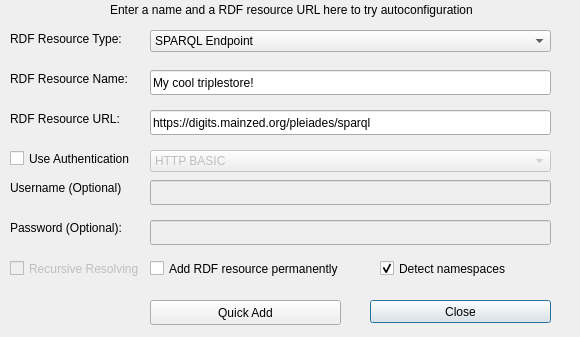
Old version of the form dialogs/ui/triplestorequickadddialog.ui in the repository sparqlunicorn/sparqlunicornGoesGIS.
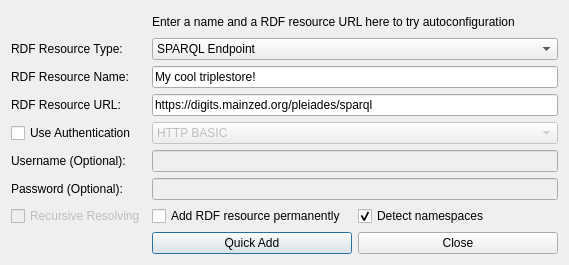
New version of the form. Custom widgets are drawn as their Qt base class.

What changed in the file:
```diff
--- a/dialogs/ui/triplestorequickadddialog.ui
+++ b/dialogs/ui/triplestorequickadddialog.ui
@@ -6,203 +6,119 @@
    <rect>
     <x>0</x>
     <y>0</y>
-    <width>580</width>
-    <height>337</height>
+    <width>569</width>
+    <height>265</height>
    </rect>
   </property>
   <property name="windowTitle">
    <string>Dialog</string>
   </property>
+  <layout class="QGridLayout" name="gridLayout_2">
+   <item row="0" column="0">
+    <layout class="QGridLayout" name="gridLayout">
+     <item row="7" column="1">
+      <widget class="QLineEdit" name="credentialPassword">
+       <property name="enabled">
+        <bool>false</bool>
+       </property>
+       <property name="text">
+        <string/>
+       </property>
+       <property name="echoMode">
+        <enum>QLineEdit::Password</enum>
+       </property>
+      </widget>
+     </item>
+     <item row="4" column="0">
   <widget class="QLabel" name="tripleStoreLabel">
-   <property name="geometry">
-    <rect>
-     <x>10</x>
-     <y>110</y>
-     <width>161</width>
-     <height>17</height>
-    </rect>
-   </property>
    <property name="text">
     <string>RDF Resource URL:</string>
    </property>
   </widget>
-  <widget class="QLineEdit" name="tripleStoreEdit">
-   <property name="geometry">
-    <rect>
-     <x>150</x>
-     <y>110</y>
-     <width>401</width>
-     <height>25</height>
-    </rect>
-   </property>
-   <property name="text">
-    <string>https://digits.mainzed.org/pleiades/sparql</string>
-   </property>
-  </widget>
-  <widget class="QLabel" name="tripleStoreNameLabel">
-   <property name="geometry">
-    <rect>
-     <x>10</x>
-     <y>70</y>
-     <width>161</width>
-     <height>17</height>
-    </rect>
-   </property>
-   <property name="text">
-    <string>RDF Resource Name:</string>
-   </property>
-  </widget>
+     </item>
+     <item row="3" column="1">
   <widget class="QLineEdit" name="tripleStoreNameEdit">
-   <property name="geometry">
-    <rect>
-     <x>150</x>
-     <y>70</y>
-     <width>401</width>
-     <height>25</height>
-    </rect>
-   </property>
    <property name="text">
     <string>My cool triplestore!</string>
    </property>
   </widget>
-  <widget class="QPushButton" name="tripleStoreCloseButton">
-   <property name="geometry">
-    <rect>
-     <x>370</x>
-     <y>300</y>
-     <width>181</width>
-     <height>23</height>
-    </rect>
-   </property>
+     </item>
+     <item row="3" column="0">
+      <widget class="QLabel" name="tripleStoreNameLabel">
+       <property name="text">
+        <string>RDF Resource Name:</string>
+       </property>
+      </widget>
+     </item>
+     <item row="6" column="1">
+      <widget class="QLineEdit" name="credentialUserName">
+       <property name="enabled">
+        <bool>false</bool>
+       </property>
    <property name="text">
-    <string>Close</string>
-   </property>
-  </widget>
-  <widget class="QPushButton" name="detectConfiguration">
-   <property name="geometry">
-    <rect>
-     <x>150</x>
-     <y>300</y>
-     <width>191</width>
-     <height>25</height>
-    </rect>
-   </property>
+        <string/>
+       </property>
+      </widget>
+     </item>
+     <item row="1" column="1">
+      <widget class="QComboBox" name="rdfResourceComboBox">
+       <item>
+        <property name="text">
+         <string>SPARQL Endpoint</string>
+        </property>
+       </item>
+       <item>
    <property name="text">
-    <string>Quick Add</string>
-   </property>
-  </widget>
+         <string>RDF Resource from URI </string>
+        </property>
+       </item>
+       <item>
+        <property name="text">
+         <string>Local RDF File(s)</string>
+        </property>
+       </item>
+      </widget>
+     </item>
+     <item row="0" column="1">
   <widget class="QLabel" name="tripleStoreNameLabel_2">
-   <property name="geometry">
-    <rect>
-     <x>110</x>
-     <y>0</y>
-     <width>441</width>
-     <height>20</height>
-    </rect>
-   </property>
    <property name="text">
     <string>Enter a name and a RDF resource URL here to try autoconfiguration</string>
    </property>
   </widget>
-  <widget class="QCheckBox" name="permanentAddCBox">
-   <property name="geometry">
-    <rect>
-     <x>150</x>
-     <y>260</y>
-     <width>211</width>
-     <height>17</height>
-    </rect>
-   </property>
+     </item>
+     <item row="5" column="0">
+      <widget class="QCheckBox" name="useAuthenticationCheckBox">
    <property name="text">
-    <string>Add RDF resource permanently</string>
-   </property>
-  </widget>
+        <string>Use Authentication</string>
+       </property>
+      </widget>
+     </item>
+     <item row="6" column="0">
   <widget class="QLabel" name="usernameLabel">
-   <property name="geometry">
-    <rect>
-     <x>10</x>
-     <y>180</y>
-     <width>111</width>
-     <height>16</height>
-    </rect>
-   </property>
    <property name="text">
     <string>Username (Optional):</string>
    </property>
   </widget>
+     </item>
+     <item row="7" column="0">
   <widget class="QLabel" name="passwordLabel">
-   <property name="geometry">
-    <rect>
-     <x>10</x>
-     <y>220</y>
-     <width>131</width>
-     <height>16</height>
-    </rect>
-   </property>
    <property name="text">
     <string>Password (Optional):</string>
    </property>
   </widget>
-  <widget class="QLineEdit" name="credentialUserName">
-   <property name="enabled">
-    <bool>false</bool>
-   </property>
-   <property name="geometry">
-    <rect>
-     <x>150</x>
-     <y>180</y>
-     <width>401</width>
-     <height>25</height>
-    </rect>
-   </property>
+     </item>
+     <item row="1" column="0">
+      <widget class="QLabel" name="rdfResourceTypeLabel">
    <property name="text">
-    <string/>
-   </property>
-  </widget>
-  <widget class="QLineEdit" name="credentialPassword">
-   <property name="enabled">
-    <bool>false</bool>
-   </property>
-   <property name="geometry">
-    <rect>
-     <x>150</x>
-     <y>220</y>
-     <width>401</width>
-     <height>25</height>
-    </rect>
-   </property>
-   <property name="text">
-    <string/>
-   </property>
-   <property name="echoMode">
-    <enum>QLineEdit::Password</enum>
-   </property>
-  </widget>
-  <widget class="QCheckBox" name="useAuthenticationCheckBox">
-   <property name="geometry">
-    <rect>
-     <x>10</x>
-     <y>150</y>
-     <width>121</width>
-     <height>17</height>
-    </rect>
-   </property>
-   <property name="text">
-    <string>Use Authentication</string>
-   </property>
-  </widget>
+        <string>RDF Resource Type:</string>
+       </property>
+      </widget>
+     </item>
+     <item row="5" column="1">
   <widget class="QComboBox" name="authenticationComboBox">
    <property name="enabled">
     <bool>false</bool>
    </property>
-   <property name="geometry">
-    <rect>
-     <x>150</x>
-     <y>150</y>
-     <width>401</width>
-     <height>22</height>
-    </rect>
-   </property>
    <item>
     <property name="text">
      <string>HTTP BASIC</string>
@@ -214,15 +130,52 @@
     </property>
    </item>
   </widget>
+     </item>
+     <item row="8" column="0">
+      <widget class="QCheckBox" name="recursiveResolvingCBox">
+       <property name="enabled">
+        <bool>false</bool>
+       </property>
+       <property name="text">
+        <string>Recursive Resolving</string>
+       </property>
+       <property name="checkable">
+        <bool>false</bool>
+       </property>
+       <property name="checked">
+        <bool>false</bool>
+       </property>
+      </widget>
+     </item>
+     <item row="10" column="1">
+      <layout class="QHBoxLayout" name="horizontalLayout_2">
+       <item>
+        <widget class="QPushButton" name="detectConfiguration">
+         <property name="text">
+          <string>Quick Add</string>
+         </property>
+        </widget>
+       </item>
+       <item>
+        <widget class="QPushButton" name="tripleStoreCloseButton">
+         <property name="text">
+          <string>Close</string>
+         </property>
+        </widget>
+       </item>
+      </layout>
+     </item>
+     <item row="8" column="1">
+      <layout class="QHBoxLayout" name="horizontalLayout">
+       <item>
+        <widget class="QCheckBox" name="permanentAddCBox">
+         <property name="text">
+          <string>Add RDF resource permanently</string>
+         </property>
+        </widget>
+       </item>
+       <item>
   <widget class="QCheckBox" name="detectNamespacesCBox">
-   <property name="geometry">
-    <rect>
-     <x>380</x>
-     <y>260</y>
-     <width>191</width>
-     <height>17</height>
-    </rect>
-   </property>
    <property name="text">
     <string>Detect namespaces</string>
    </property>
@@ -230,53 +183,18 @@
     <bool>true</bool>
    </property>
   </widget>
-  <widget class="QLabel" name="rdfResourceTypeLabel">
-   <property name="geometry">
-    <rect>
-     <x>10</x>
-     <y>30</y>
-     <width>161</width>
-     <height>17</height>
-    </rect>
-   </property>
-   <property name="text">
-    <string>RDF Resource Type:</string>
-   </property>
-  </widget>
-  <widget class="QComboBox" name="rdfResourceComboBox">
-   <property name="geometry">
-    <rect>
-     <x>150</x>
-     <y>30</y>
-     <width>401</width>
-     <height>22</height>
-    </rect>
-   </property>
-   <item>
-    <property name="text">
-     <string>SPARQL Endpoint</string>
-    </property>
-   </item>
-   <item>
-    <property name="text">
-     <string>RDF Resource from URI </string>
-    </property>
-   </item>
-   <item>
+       </item>
+      </layout>
+     </item>
+     <item row="4" column="1">
+      <widget class="QLineEdit" name="tripleStoreEdit">
     <property name="text">
-     <string>Local RDF File(s)</string>
-    </property>
-   </item>
-  </widget>
+        <string>https://digits.mainzed.org/pleiades/sparql</string>
+       </property>
+      </widget>
+     </item>
+     <item row="0" column="0">
   <widget class="QgsFileWidget" name="chooseFileWidget">
-   <property name="geometry">
-    <rect>
-     <x>150</x>
-     <y>110</y>
-     <width>401</width>
-     <height>27</height>
-    </rect>
-   </property>
    <property name="acceptDrops">
     <bool>true</bool>
    </property>
@@ -287,28 +205,10 @@
     <set>QFileDialog::ReadOnly</set>
    </property>
   </widget>
-  <widget class="QCheckBox" name="recursiveResolvingCBox">
-   <property name="enabled">
-    <bool>false</bool>
-   </property>
-   <property name="geometry">
-    <rect>
-     <x>10</x>
-     <y>260</y>
-     <width>131</width>
-     <height>17</height>
-    </rect>
-   </property>
-   <property name="text">
-    <string>Recursive Resolving</string>
-   </property>
-   <property name="checkable">
-    <bool>false</bool>
-   </property>
-   <property name="checked">
-    <bool>false</bool>
-   </property>
-  </widget>
+     </item>
+    </layout>
+   </item>
+  </layout>
  </widget>
  <customwidgets>
   <customwidget>
```
Lines whose indentation alone changed are shown as unchanged.
